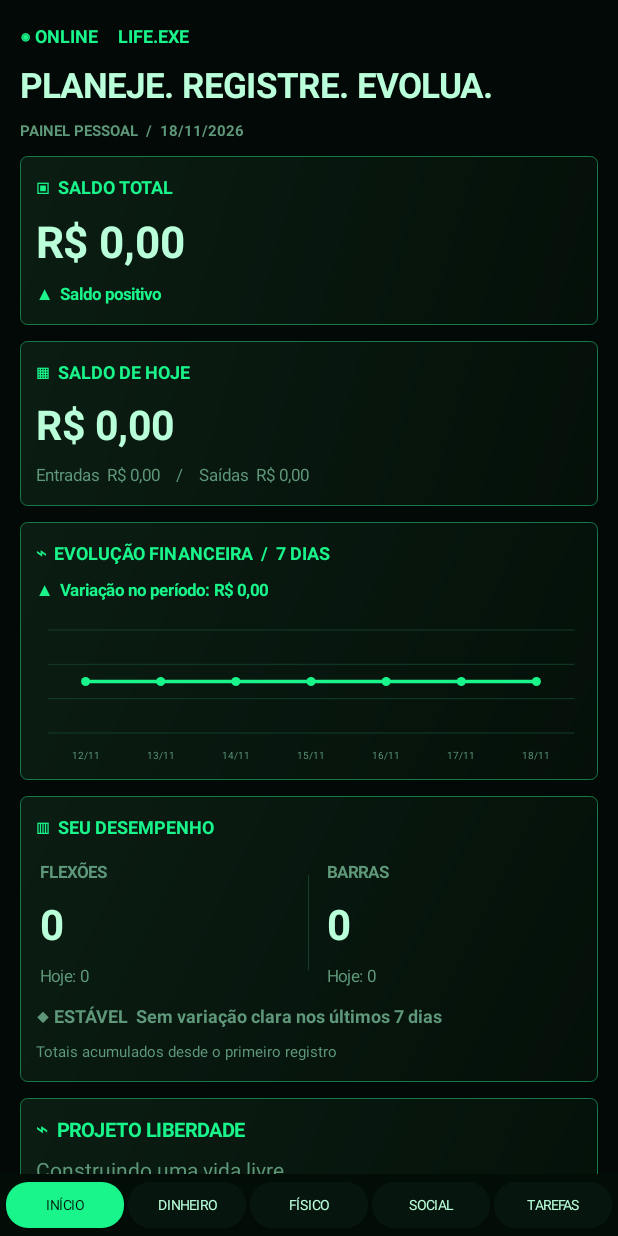
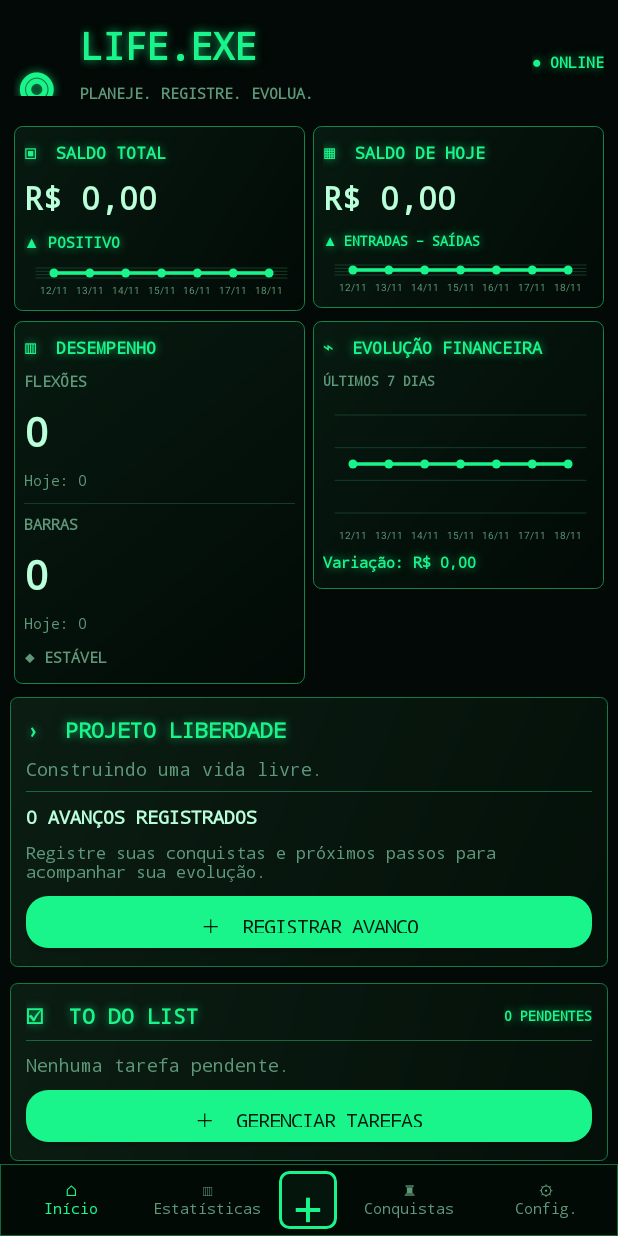
Before and after one commit to toyota-corolla/ritmado, an Android app: the screen it shows after launch (MainActivity), on a phone screen of 412 x 824 dp. Run offline under Robolectric (Android 15) with nearby library versions, the phone set to English and light mode, and no system bars.

Commit message:
Add files via upload

```diff
--- a/app/src/main/java/com/ritmo/planner/MainActivity.kt
+++ b/app/src/main/java/com/ritmo/planner/MainActivity.kt
@@ -35,88 +35,158 @@ class MainActivity : Activity() {
     private fun showPage(target: String) {
         page = target
         root = LinearLayout(this).apply { orientation = LinearLayout.VERTICAL; setBackgroundColor(BG) }
-        val scroll = ScrollView(this)
-        val body = LinearLayout(this).apply { orientation = LinearLayout.VERTICAL; setPadding(20, 18, 20, 18) }
+        val scroll = ScrollView(this).apply { isFillViewport = true }
+        val body = LinearLayout(this).apply { orientation = LinearLayout.VERTICAL; setPadding(10, 10, 10, 14) }
         scroll.addView(body)
         root.addView(scroll, LinearLayout.LayoutParams(-1, 0, 1f))
-        val nav = LinearLayout(this).apply { orientation = LinearLayout.HORIZONTAL; gravity = Gravity.CENTER; setPadding(4,8,4,8); setBackgroundColor(0xFF030D08.toInt()) }
-        listOf("home" to "INÍCIO", "money" to "DINHEIRO", "body" to "FÍSICO", "social" to "SOCIAL", "todo" to "TAREFAS").forEach { (key,label) ->
-            val button = Button(this).apply { text = label; textSize = 9f; isAllCaps = false; setTextColor(if (page==key) 0xFF001B0D.toInt() else INK); background = pill(if(page==key) AQUA else PANEL); setPadding(2,0,2,0); setOnClickListener { showPage(key) } }
-            nav.addView(button, LinearLayout.LayoutParams(0, 46, 1f).apply { setMargins(2,0,2,0) })
+        val nav = LinearLayout(this).apply {
+            orientation = LinearLayout.HORIZONTAL; gravity = Gravity.CENTER; setPadding(3, 7, 3, 7)
+            background = android.graphics.drawable.GradientDrawable().apply { setColor(0xFF020A06.toInt()); setStroke(1, 0xFF12683D.toInt()) }
         }
+        nav.addView(navButton("home", "⌂\nInício"), LinearLayout.LayoutParams(0, 58, 1f))
+        nav.addView(navButton("body", "▥\nEstatísticas"), LinearLayout.LayoutParams(0, 58, 1f))
+        val add = TextView(this).apply {
+            text = "+"; textSize = 36f; gravity = Gravity.CENTER; setTextColor(AQUA)
+            background = neonPanel(0xFF04150C.toInt(), 0xFF19F58A.toInt(), 3)
+            setOnClickListener { showQuickAdd() }
+        }
+        nav.addView(add, LinearLayout.LayoutParams(58, 58).apply { setMargins(4, 0, 4, 0) })
+        nav.addView(navButton("social", "♜\nConquistas"), LinearLayout.LayoutParams(0, 58, 1f))
+        nav.addView(navButton("settings", "⚙\nConfig."), LinearLayout.LayoutParams(0, 58, 1f))
         root.addView(nav)
         setContentView(root)
-        when(target) { "money" -> moneyPage(body); "body" -> bodyPage(body); "social" -> socialPage(body); "todo" -> todoPage(body); else -> homePage(body) }
+        when(target) {
+            "money" -> moneyPage(body)
+            "body" -> bodyPage(body)
+            "social" -> socialPage(body)
+            "todo" -> todoPage(body)
+            "settings" -> settingsPage(body)
+            else -> homePage(body)
+        }
+    }
+
+    private fun navButton(target:String, caption:String) = TextView(this).apply {
+        text = caption; gravity = Gravity.CENTER; textSize = 10f
+        setTextColor(if(page==target) AQUA else MUTED)
+        setOnClickListener { showPage(target) }
+    }
+
+    private fun showQuickAdd() {
+        val options = arrayOf("Registrar receita ou gasto", "Registrar treino", "Adicionar tarefa", "Registrar avanço")
+        android.app.AlertDialog.Builder(this).setTitle("NOVO REGISTRO").setItems(options) { _, which ->
+            when(which) { 0 -> showPage("money"); 1 -> showPage("body"); 2 -> showPage("todo"); 3 -> showPage("social") }
+        }.show()
+    }
+
+    private fun settingsPage(b:LinearLayout) {
+        header(b, "05 / SISTEMA", "Configurações")
+        card(b) {
+            addView(label("LIFE.EXE", 22, AQUA, true))
+            addView(label("Planeje. Registre. Evolua.", 13, MUTED))
+            addView(label("Seus registros são armazenados localmente neste dispositivo.", 12, INK))
+        }
+        action(b, "VOLTAR AO INÍCIO") { showPage("home") }
     }
 
     private fun homePage(b: LinearLayout) {
-        b.addView(label("◉ ONLINE     LIFE.EXE", 12, AQUA, true))
-        b.addView(label("PLANEJE. REGISTRE. EVOLUA.", 23, INK, true))
-        b.addView(label("PAINEL PESSOAL  /  $prettyDate", 10, MUTED, true))
+        val headerRow = LinearLayout(this).apply { orientation=LinearLayout.HORIZONTAL; gravity=Gravity.CENTER_VERTICAL; setPadding(4, 5, 4, 10) }
+        headerRow.addView(label("◎", 48, AQUA, true), LinearLayout.LayoutParams(66, 66))
+        val brand = LinearLayout(this).apply { orientation=LinearLayout.VERTICAL; gravity=Gravity.CENTER_VERTICAL }
+        brand.addView(label("LIFE.EXE", 25, AQUA, true))
+        brand.addView(label("PLANEJE. REGISTRE. EVOLUA.", 10, MUTED, true))
+        headerRow.addView(brand, LinearLayout.LayoutParams(0,-2,1f))
+        headerRow.addView(label("● ONLINE", 10, AQUA, true))
+        b.addView(headerRow)
 
         val balance = totalIncome() - totalExpenses()
         val today = todayNet()
         val finance = lastSevenDaysNet()
         val financeTrend = if (finance.size >= 2) finance.last().second - finance.first().second else 0.0
-        card(b) {
-            addView(label("▣  SALDO TOTAL", 12, AQUA, true))
-            addView(label("R$ ${money(balance)}", 29, INK, true))
-            addView(label("${if(balance >= 0) "▲" else "▼"}  ${if(balance >= 0) "Saldo positivo" else "Saldo negativo"}", 11, if(balance >= 0) AQUA else 0xFFFF6B6B.toInt(), true))
+        val moneyRow = LinearLayout(this).apply { orientation=LinearLayout.HORIZONTAL }
+        dashboardCard(moneyRow, 1f) {
+            addView(label("▣  SALDO TOTAL", 11, AQUA, true))
+            addView(label("R$ ${money(balance)}", 21, INK, true))
+            addView(label("${if(balance>=0) "▲" else "▼"} ${if(balance>=0) "POSITIVO" else "NEGATIVO"}", 10, if(balance>=0) AQUA else 0xFFFF6B6B.toInt(), true))
+            addView(IncomeChart(this@MainActivity, finance).apply { layoutParams=LinearLayout.LayoutParams(-1,42) })
         }
-        card(b) {
-            addView(label("▦  SALDO DE HOJE", 12, AQUA, true))
-            addView(label("R$ ${money(today)}", 27, INK, true))
-            addView(label("Entradas  R$ ${money(todayIncome())}    /    Saídas  R$ ${money(todayExpenses())}", 11, MUTED))
+        dashboardCard(moneyRow, 1f) {
+            addView(label("▦  SALDO DE HOJE", 11, AQUA, true))
+            addView(label("R$ ${money(today)}", 21, INK, true))
+            addView(label("${if(today>=0) "▲" else "▼"} ENTRADAS − SAÍDAS", 9, if(today>=0) AQUA else 0xFFFF6B6B.toInt(), true))
+            addView(IncomeChart(this@MainActivity, finance).apply { layoutParams=LinearLayout.LayoutParams(-1,42) })
         }
-        card(b) {
-            addView(label("⌁  EVOLUÇÃO FINANCEIRA  /  7 DIAS", 12, AQUA, true))
-            addView(label("${if(financeTrend >= 0) "▲" else "▼"}  Variação no período: R$ ${money(kotlin.math.abs(financeTrend))}", 11, if(financeTrend >= 0) AQUA else 0xFFFF6B6B.toInt(), true))
-            addView(IncomeChart(this@MainActivity, finance).apply { layoutParams = LinearLayout.LayoutParams(-1, 155).apply { setMargins(0, 4, 0, 0) } })
-        }
+        b.addView(moneyRow)
 
+        val metricsRow = LinearLayout(this).apply { orientation=LinearLayout.HORIZONTAL; gravity=Gravity.TOP }
         val exercises = todayExercise()
         val totals = allExerciseTotals()
         val workoutTrend = workoutDirection()
-        card(b) {
-            addView(label("▥  SEU DESEMPENHO", 12, AQUA, true))
-            val line = LinearLayout(this@MainActivity).apply { orientation = LinearLayout.HORIZONTAL; gravity = Gravity.CENTER }
-            val left = LinearLayout(this@MainActivity).apply { orientation = LinearLayout.VERTICAL; setPadding(4,8,4,4) }
-            left.addView(label("FLEXÕES", 11, MUTED, true)); left.addView(label("${totals.first}", 28, INK, true)); left.addView(label("Hoje: ${exercises.first}", 11, MUTED))
-            val right = LinearLayout(this@MainActivity).apply { orientation = LinearLayout.VERTICAL; setPadding(18,8,4,4) }
-            right.addView(label("BARRAS", 11, MUTED, true)); right.addView(label("${totals.second}", 28, INK, true)); right.addView(label("Hoje: ${exercises.second}", 11, MUTED))
-            line.addView(left, LinearLayout.LayoutParams(0,-2,1f)); line.addView(View(this@MainActivity).apply { setBackgroundColor(GRID) }, LinearLayout.LayoutParams(1,95)); line.addView(right, LinearLayout.LayoutParams(0,-2,1f)); addView(line)
-            addView(label("${workoutTrend.first}  ${workoutTrend.second}", 12, if(workoutTrend.first.contains("MELHORANDO")) AQUA else if(workoutTrend.first.contains("PIORANDO")) 0xFFFF6B6B.toInt() else MUTED, true))
-            addView(label("Totais acumulados desde o primeiro registro", 10, MUTED))
+        dashboardCard(metricsRow, 1f) {
+            addView(label("▥  DESEMPENHO", 11, AQUA, true))
+            addView(label("FLEXÕES", 10, MUTED, true))
+            addView(label("${totals.first}", 27, INK, true))
+            addView(label("Hoje: ${exercises.first}", 10, MUTED))
+            addView(View(this@MainActivity).apply { setBackgroundColor(GRID) }, LinearLayout.LayoutParams(-1,1).apply { setMargins(0,5,0,5) })
+            addView(label("BARRAS", 10, MUTED, true))
+            addView(label("${totals.second}", 27, INK, true))
+            addView(label("Hoje: ${exercises.second}", 10, MUTED))
+            addView(label(workoutTrend.first, 10, if(workoutTrend.first.contains("MELHORANDO")) AQUA else if(workoutTrend.first.contains("PIORANDO")) 0xFFFF6B6B.toInt() else MUTED, true))
         }
+        dashboardCard(metricsRow, 1f) {
+            addView(label("⌁  EVOLUÇÃO FINANCEIRA", 11, AQUA, true))
+            addView(label("ÚLTIMOS 7 DIAS", 9, MUTED, true))
+            addView(IncomeChart(this@MainActivity, finance).apply { layoutParams=LinearLayout.LayoutParams(-1,150) })
+            addView(label("Variação: R$ ${money(kotlin.math.abs(financeTrend))}", 10, if(financeTrend>=0) AQUA else 0xFFFF6B6B.toInt(), true))
+        }
+        b.addView(metricsRow)
 
         val advances = readArray("social")
         card(b) {
-            addView(label("⌁  PROJETO LIBERDADE", 13, AQUA, true))
-            addView(label("Construindo uma vida livre.", 14, MUTED))
-            addView(label("${advances.length()} avanços registrados", 20, INK, true))
+            addView(label("›  PROJETO LIBERDADE", 14, AQUA, true))
+            addView(label("Construindo uma vida livre.", 12, MUTED))
+            val divider = View(this@MainActivity).apply { setBackgroundColor(0xFF17683D.toInt()) }
+            addView(divider, LinearLayout.LayoutParams(-1,1).apply { setMargins(0,3,0,7) })
+            addView(label("${advances.length()} AVANÇOS REGISTRADOS", 12, INK, true))
             val from = maxOf(0, advances.length()-2)
             for(i in advances.length()-1 downTo from) {
-                val item = advances.optJSONObject(i) ?: continue
-                addView(label("✓  ${item.optString("title")}  •  ${item.optString("date")}", 12, INK))
+                val item=advances.optJSONObject(i) ?: continue
+                addView(label("✓  ${item.optString("title")}  •  ${item.optString("date")}", 11, INK))
             }
-            if(advances.length()==0) addView(label("Registre pequenas vitórias e próximos passos na área Projeto Liberdade.", 11, MUTED))
+            if(advances.length()==0) addView(label("Registre suas conquistas e próximos passos para acompanhar sua evolução.", 11, MUTED))
             action(this, "＋  REGISTRAR AVANÇO") { showPage("social") }
         }
 
         val pending = pendingTodos()
         card(b) {
-            addView(label("☑  TO DO LIST", 13, AQUA, true))
-            addView(label("${pending.length()} TAREFA(S) PENDENTE(S)", 10, MUTED, true))
+            val titleRow=LinearLayout(this@MainActivity).apply { orientation=LinearLayout.HORIZONTAL; gravity=Gravity.CENTER_VERTICAL }
+            titleRow.addView(label("☑  TO DO LIST", 14, AQUA, true), LinearLayout.LayoutParams(0,-2,1f))
+            titleRow.addView(label("${pending.length()} PENDENTES", 9, AQUA, true))
+            addView(titleRow)
+            addView(View(this@MainActivity).apply { setBackgroundColor(0xFF17683D.toInt()) }, LinearLayout.LayoutParams(-1,1).apply { setMargins(0,2,0,6) })
             for(i in 0 until minOf(3,pending.length())) {
-                val task = pending.optJSONObject(i) ?: continue
-                addView(label("□  ${task.optString("title")}", 13, INK))
+                val task=pending.optJSONObject(i) ?: continue
+                val line=LinearLayout(this@MainActivity).apply { orientation=LinearLayout.HORIZONTAL; gravity=Gravity.CENTER_VERTICAL; setPadding(0,3,0,3) }
+                val taskCheck=CheckBox(this@MainActivity).apply {
+                    isChecked=false
+                    buttonTintList=android.content.res.ColorStateList.valueOf(AQUA)
+                    setOnCheckedChangeListener { _, checked ->
+                        if(checked) {
+                            val all=readArray("todos")
+                            for(j in 0 until all.length()) { val entry=all.optJSONObject(j) ?: continue; if(entry.optString("id")==task.optString("id")) entry.put("done",true) }
+                            saveArray("todos",all); TodoWidgetProvider.refreshAll(this@MainActivity); showPage("home")
+                        }
+                    }
+                }
+                line.addView(taskCheck, LinearLayout.LayoutParams(34,42))
+                line.addView(label(task.optString("title"), 12, INK), LinearLayout.LayoutParams(0,-2,1f))
+                line.addView(label("PENDENTE", 8, AQUA, true))
+                addView(line)
+                if(i<minOf(3,pending.length())-1) addView(View(this@MainActivity).apply { setBackgroundColor(0xFF123D29.toInt()) }, LinearLayout.LayoutParams(-1,1))
             }
             if(pending.length()==0) addView(label("Nenhuma tarefa pendente.", 12, MUTED))
             action(this, "＋  GERENCIAR TAREFAS") { showPage("todo") }
         }
-        b.addView(label("ATALHOS DO SISTEMA", 11, MUTED, true))
-        action(b, "＋  REGISTRAR RECEITA OU GASTO") { showPage("money") }
-        action(b, "＋  REGISTRAR TREINO") { showPage("body") }
+        action(b, "＋  REGISTRO RÁPIDO") { showQuickAdd() }
     }
 
     private fun workoutDirection(): Pair<String,String> {
@@ -315,8 +385,27 @@ class MainActivity : Activity() {
     private fun refreshWidgets() { IncomeWidgetProvider.refreshAll(this); TodoWidgetProvider.refreshAll(this) }
     private fun parseAmount(raw:String):Double? = raw.trim().replace("R$","").replace(" ","").let { if(it.contains(",")) it.replace(".","").replace(",",".").toDoubleOrNull() else it.toDoubleOrNull() }
     private fun header(b:LinearLayout,tag:String,title:String){ b.addView(label(tag,12,MUTED,true)); b.addView(label(title,29,INK,true)) }
-    private fun label(s:String,size:Int,color:Int,bold:Boolean=false)=TextView(this).apply { text=s; textSize=size.toFloat(); setTextColor(color); if(bold)setTypeface(typeface, android.graphics.Typeface.BOLD); setPadding(0,5,0,7) }
+    private fun label(s:String,size:Int,color:Int,bold:Boolean=false)=TextView(this).apply {
+        text=s; textSize=size.toFloat(); setTextColor(color)
+        typeface=android.graphics.Typeface.MONOSPACE
+        if(bold) setTypeface(android.graphics.Typeface.MONOSPACE, android.graphics.Typeface.BOLD)
+        if(color==AQUA) setShadowLayer(7f,0f,0f,0xAA19F58A.toInt())
+        setPadding(0,5,0,7)
+    }
     private fun pill(color:Int)=android.graphics.drawable.GradientDrawable().apply { setColor(color); cornerRadius=22f }
+    private fun neonPanel(fill:Int, stroke:Int, strokeWidth:Int=1)=android.graphics.drawable.GradientDrawable().apply {
+        setColor(fill); cornerRadius=9f; setStroke(strokeWidth,stroke)
+    }
+    private fun dashboardCard(parent:LinearLayout, weight:Float, content:LinearLayout.()->Unit) {
+        val box=LinearLayout(this).apply {
+            orientation=LinearLayout.VERTICAL; setPadding(10,10,10,9)
+            background=android.graphics.drawable.GradientDrawable(android.graphics.drawable.GradientDrawable.Orientation.TL_BR,
+                intArrayOf(0xFF071A10.toInt(),0xFF020A06.toInt())).apply { cornerRadius=8f; setStroke(1,0xFF16834A.toInt()) }
+            elevation=3f
+            content()
+        }
+        parent.addView(box, LinearLayout.LayoutParams(0,-2,weight).apply { setMargins(4,5,4,5) })
+    }
     private fun card(parent:LinearLayout, content:LinearLayout.()->Unit) { val box=LinearLayout(this).apply { orientation=LinearLayout.VERTICAL; setPadding(16,13,16,13); background=android.graphics.drawable.GradientDrawable(android.graphics.drawable.GradientDrawable.Orientation.TL_BR,intArrayOf(0xFF0B1D13.toInt(),0xFF041009.toInt())).apply { cornerRadius=7f; setStroke(1,0xFF167747.toInt()) }; content() }; parent.addView(box,LinearLayout.LayoutParams(-1,-2).apply{setMargins(0,8,0,8)}) }
     private fun field(hint:String,numeric:Boolean,multi:Boolean=false)=EditText(this).apply { this.hint=hint; textSize=14f; setTextColor(INK); setHintTextColor(MUTED); inputType=if(numeric) (InputType.TYPE_CLASS_NUMBER or InputType.TYPE_NUMBER_FLAG_DECIMAL) else (InputType.TYPE_CLASS_TEXT or (if(multi) InputType.TYPE_TEXT_FLAG_MULTI_LINE else 0)); if(multi){minLines=3;gravity=Gravity.TOP}; setPadding(14,12,14,12); background=pill(0xFF0B1B12.toInt()); layoutParams=LinearLayout.LayoutParams(-1,-2).apply{setMargins(0,6,0,6)} }
     private fun action(parent:LinearLayout,text:String,onClick:()->Unit){ val btn=Button(this).apply{this.text=text; textSize=13f; setTextColor(0xFF001B0D.toInt()); background=pill(AQUA); setOnClickListener{onClick()} }; parent.addView(btn,LinearLayout.LayoutParams(-1,52).apply{setMargins(0,6,0,6)}) }
--- a/app/src/main/res/values/styles.xml
+++ b/app/src/main/res/values/styles.xml
@@ -1,10 +1,12 @@
 <resources>
-    <style name="AppTheme" parent="android:style/Theme.Material.Light.NoActionBar">
-        <item name="android:fontFamily">sans</item>
-        <item name="android:colorAccent">#087F9C</item>
-        <item name="android:statusBarColor">#B9EEF0</item>
-        <item name="android:navigationBarColor">#D8F8F4</item>
-        <item name="android:windowLightStatusBar">true</item>
+    <style name="AppTheme" parent="android:style/Theme.Material.NoActionBar">
+        <item name="android:fontFamily">monospace</item>
+        <item name="android:colorAccent">#19F58A</item>
+        <item name="android:statusBarColor">#020906</item>
+        <item name="android:navigationBarColor">#020906</item>
+        <item name="android:windowLightStatusBar">false</item>
+        <item name="android:windowLightNavigationBar">false</item>
         <item name="android:windowActionModeOverlay">true</item>
+        <item name="android:windowBackground">#020906</item>
     </style>
 </resources>
```
Also changed, not shown: 1 other file.
